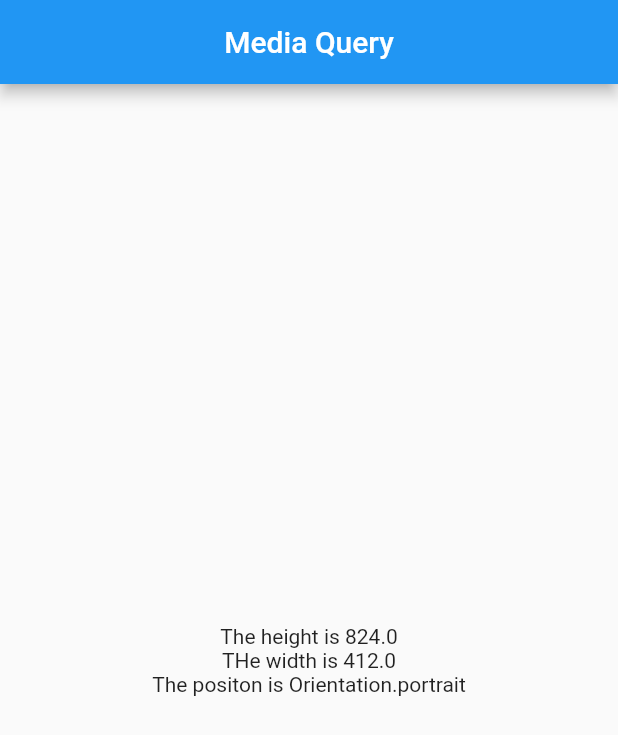
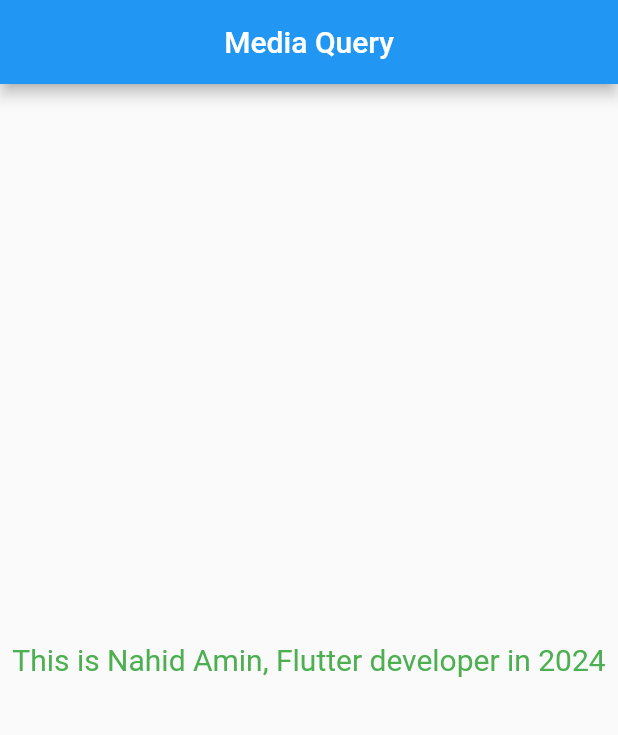
Before and after one commit to Nahid-web/flutter_ostad, a Flutter app: the screen it shows after launch, on a phone screen of 412 x 824 dp. Shown: the top 735 px of the screen. Run offline on Flutter 3.47's test engine with Material 2 defaults, Android fonts, the light colour scheme and no system bars.

Commit message:
Media Query with style

```diff
--- a/lib/main.dart
+++ b/lib/main.dart
@@ -1,4 +1,5 @@
 import 'package:flutter/material.dart';
+import 'package:flutter_ostad/style.dart';
 
 void main() {
   runApp(const MyApp());
@@ -9,9 +10,6 @@ class MyApp extends StatelessWidget {
 
   @override
   Widget build(BuildContext context) {
-    var height = MediaQuery.of(context).size.height;
-    var width = MediaQuery.of(context).size.width;
-    var position = MediaQuery.of(context).orientation;
 
     return MaterialApp(
       home: Scaffold(
@@ -23,9 +21,8 @@ class MyApp extends StatelessWidget {
           child: Column(
             mainAxisAlignment: MainAxisAlignment.center,
             children: [
-              Text('The height is $height'),
-              Text('THe width is $width'),
-              Text('The positon is $position'),
+              Text('This is Nahid Amin, Flutter developer in 2024', style: headline(context),),
+
             ],
           ),
         )
--- /dev/null
+++ b/lib/style.dart
@@ -0,0 +1,24 @@
+
+import 'package:flutter/material.dart';
+
+
+
+TextStyle headline(context){
+
+  var width = MediaQuery.of(context).size.width;
+
+  //mobile
+  if(width<600){
+    return const TextStyle(
+      color: Colors.green,
+      fontSize: 20,
+    );
+  }
+  //desktop or web
+  else {
+    return  const TextStyle(
+      color: Colors.red,
+      fontSize: 40,
+    );
+  }
+}
```
